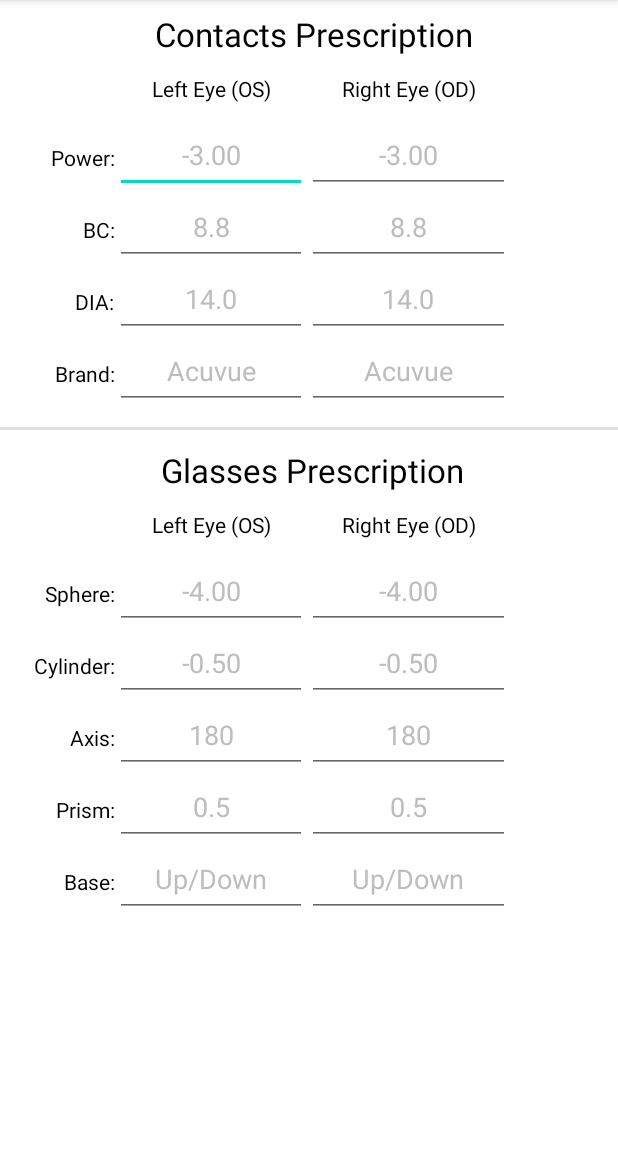
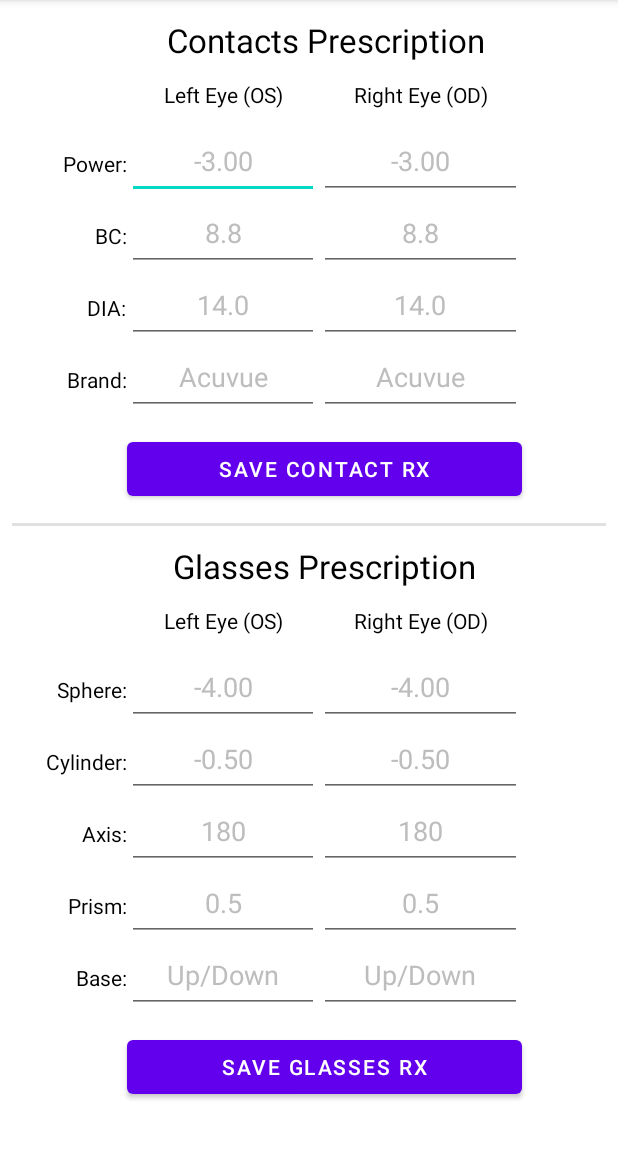
Before and after one commit to biddlecom/ContactLensWearTracker, an Android app: the Prescription screen opened directly, with no data from a screen before it, on a phone screen of 412 x 824 dp, the part 84-1236 px from its top. Run offline under Robolectric (Android 15) with nearby library versions, the phone set to English and light mode, and no system bars.

Commit message:
Start Prescription Activity code
-Add save button to contacts prescription layout.
-Add save button to glasses prescription layout.
-Add strings and dimens for the prescription activity.
-add member variables for the edit texts, save buttons
and the strings that will hold the users prescription
information.
-Begin writing the java code that will get the users
information from the edits texts (contacts or glasses)
and save it into the shared preferences.

```diff
--- a/app/src/main/java/com/danielbiddlecom/contactlensweartracker/Prescription.java
+++ b/app/src/main/java/com/danielbiddlecom/contactlensweartracker/Prescription.java
@@ -1,14 +1,119 @@
 package com.danielbiddlecom.contactlensweartracker;
 
 import androidx.appcompat.app.AppCompatActivity;
+import androidx.appcompat.widget.AppCompatEditText;
 
 import android.os.Bundle;
+import android.view.View;
+import android.widget.Button;
 
 public class Prescription extends AppCompatActivity {
+
+    //Member variables for the contacts and glasses EditTexts and save Buttons.
+    AppCompatEditText mPrescriptionContactsLeftPowerET;
+    AppCompatEditText mPrescriptionContactsRightPowerET;
+    AppCompatEditText mPrescriptionContactsLeftBCET;
+    AppCompatEditText mPrescriptionContactsRightBCET;
+    AppCompatEditText mPrescriptionContactsLeftDiaET;
+    AppCompatEditText mPrescriptionContactsRightDiaET;
+    AppCompatEditText mPrescriptionContactsLeftBrandET;
+    AppCompatEditText mPrescriptionContactsRightBrandET;
+    Button mContactsSaveButton;
+    AppCompatEditText mPrescriptionGlassesLeftSphereET;
+    AppCompatEditText mPrescriptionGlassesRightSphereET;
+    AppCompatEditText mPrescriptionGlassesLeftCylinderET;
+    AppCompatEditText mPrescriptionGlassesRightCylinderET;
+    AppCompatEditText mPrescriptionGlassesLeftAxisET;
+    AppCompatEditText mPrescriptionGlassesRightAxisET;
+    AppCompatEditText mPrescriptionGlassesLeftPrismET;
+    AppCompatEditText mPrescriptionGlassesRightPrismET;
+    AppCompatEditText mPrescriptionGlassesLeftBaseET;
+    AppCompatEditText mPrescriptionGlassesRightBaseET;
+    Button mGlassesSaveButton;
+
+    //Member variables for the strings that will hold the users information from the contacts and
+    //glasses prescriptions edit texts.
+    String mContactLeftPowerString;
+    String mContactRightPowerString;
+    String mContactsLeftBCString;
+    String mContactsRightBCString;
+    String mContactsLeftDiaString;
+    String mContactsRightDiaString;
+    String mContactsLeftBrandString;
+    String mContactsRightBrandString;
+    String mGlassesLeftSphereString;
+    String mGlassesRightSphereString;
+    String mGlassesLeftCylinderString;
+    String mGlassesRightCylinderString;
+    String mGlassesLeftAxisString;
+    String mGlassesRightAxisString;
+    String mGlassesLeftPrismString;
+    String mGlassesRightPrismString;
+    String mGlassesLeftBaseString;
+    String mGlassesRightBaseString;
 
     @Override
     protected void onCreate(Bundle savedInstanceState) {
         super.onCreate(savedInstanceState);
         setContentView(R.layout.activity_prescription);
+
+        //Getting the Contacts EditTexts and Save Button.
+        mPrescriptionContactsLeftPowerET = findViewById(R.id.prescription_contacts_left_power_edit_text);
+        mPrescriptionContactsRightPowerET = findViewById(R.id.prescription_contacts_right_power_edit_text);
+        mPrescriptionContactsLeftBCET = findViewById(R.id.prescription_contacts_left_bc_edit_text);
+        mPrescriptionContactsRightBCET = findViewById(R.id.prescription_contacts_right_bc_edit_text);
+        mPrescriptionContactsLeftDiaET = findViewById(R.id.prescription_contacts_left_dia_edit_text);
+        mPrescriptionContactsRightDiaET = findViewById(R.id.prescription_contacts_right_dia_edit_text);
+        mPrescriptionContactsLeftBrandET = findViewById(R.id.prescription_contacts_left_brand_edit_text);
+        mPrescriptionContactsRightBrandET = findViewById(R.id.prescription_contacts_right_brand_edit_text);
+        mContactsSaveButton = findViewById(R.id.prescription_save_contacts_button);
+        mContactsSaveButton.setOnClickListener(new View.OnClickListener() {
+            @Override
+            public void onClick(View view) {
+                //Calling the method that will get the users contacts prescription information from
+                //the edit texts and save it into the shared preferences.
+                saveContactsPrescription();
+            }
+        });
+
+        //Getting the Glasses EditTexts and Save Button.
+        mPrescriptionGlassesLeftSphereET = findViewById(R.id.prescription_glasses_left_sphere_edit_text);
+        mPrescriptionGlassesRightSphereET = findViewById(R.id.prescription_glasses_right_sphere_edit_text);
+        mPrescriptionGlassesLeftCylinderET = findViewById(R.id.prescription_glasses_left_cylinder_edit_text);
+        mPrescriptionGlassesRightCylinderET = findViewById(R.id.prescription_glasses_right_cylinder_edit_text);
+        mPrescriptionGlassesLeftAxisET = findViewById(R.id.prescription_glasses_left_axis_edit_text);
+        mPrescriptionGlassesRightAxisET = findViewById(R.id.prescription_glasses_right_axis_edit_text);
+        mPrescriptionGlassesLeftPrismET = findViewById(R.id.prescription_glasses_left_prism_edit_text);
+        mPrescriptionGlassesRightPrismET = findViewById(R.id.prescription_glasses_right_prism_edit_text);
+        mPrescriptionGlassesLeftBaseET = findViewById(R.id.prescription_glasses_left_base_edit_text);
+        mPrescriptionGlassesRightBaseET = findViewById(R.id.prescription_glasses_right_base_edit_text);
+        mGlassesSaveButton = findViewById(R.id.prescription_save_glasses_button);
+        mGlassesSaveButton.setOnClickListener(new View.OnClickListener() {
+            @Override
+            public void onClick(View view) {
+                //Calling the method that will get the users glasses prescription information from
+                //the edit texts and save it into the shared preferences.
+                saveGlassesPrescription();
+            }
+        });
+
+    }  //End Of OnCreate
+
+    //This method will get the information from the edit texts and then save it in the shared
+    //preferences.  The user doesn't have to fill in all the empty spaces in order to save their
+    //information.  It will get whatever information the user does input and save that into the
+    //shared preferences.
+    private void saveContactsPrescription(){
+        //TODO: get the contacts info from the edit texts and save it into the shared prefs.
     }
+
+    //This method will get the information from the edit texts and then save it in the shared
+    //preferences.  The user doesn't have to fill in all the empty spaces in order to save their
+    //information.  It will get whatever information the user does input and save that into the
+    //shared preferences.
+    private void saveGlassesPrescription(){
+        //TODO: get the glasses info from the edit texts and save it into the shared prefs.
+    }
+
+
 }
--- a/app/src/main/res/layout/activity_prescription.xml
+++ b/app/src/main/res/layout/activity_prescription.xml
@@ -9,7 +9,10 @@
     <LinearLayout
         android:layout_width="match_parent"
         android:layout_height="wrap_content"
-        android:layout_marginTop="@dimen/prescription_activity_linear_layout_margin_top"
+        android:paddingTop="@dimen/prescription_activity_linear_layout_padding_top"
+        android:paddingStart="@dimen/prescription_activity_linear_layout_padding_left_right"
+        android:paddingEnd="@dimen/prescription_activity_linear_layout_padding_left_right"
+        android:paddingBottom="@dimen/prescription_activity_linear_layout_padding_bottom"
         android:orientation="vertical">
 
         <include
@@ -29,8 +32,7 @@
             android:id="@+id/prescription_glasses_layout"
             layout="@layout/glasses_prescription_layout"
             android:layout_width="match_parent"
-            android:layout_height="wrap_content"
-            android:layout_marginBottom="@dimen/prescription_activity_glasses_bottom_margin" />
+            android:layout_height="wrap_content" />
 
     </LinearLayout>
 
--- a/app/src/main/res/layout/contacts_prescription_layout.xml
+++ b/app/src/main/res/layout/contacts_prescription_layout.xml
@@ -190,4 +190,14 @@
         app:layout_constraintStart_toStartOf="@+id/guideline6"
         app:layout_constraintTop_toBottomOf="@+id/prescription_contacts_right_dia_edit_text" />
 
+    <Button
+        android:id="@+id/prescription_save_contacts_button"
+        android:layout_width="0dp"
+        android:layout_height="wrap_content"
+        android:text="@string/prescription_save_contact_button"
+        android:layout_marginTop="@dimen/prescription_contacts_save_button_margin_top"
+        app:layout_constraintEnd_toStartOf="@+id/guideline7"
+        app:layout_constraintStart_toStartOf="@+id/guideline5"
+        app:layout_constraintTop_toBottomOf="@+id/prescription_contacts_left_brand_edit_text" />
+
 </androidx.constraintlayout.widget.ConstraintLayout>
--- a/app/src/main/res/layout/glasses_prescription_layout.xml
+++ b/app/src/main/res/layout/glasses_prescription_layout.xml
@@ -223,4 +223,14 @@
         app:layout_constraintStart_toStartOf="@+id/guideline2"
         app:layout_constraintTop_toBottomOf="@+id/prescription_glasses_right_prism_edit_text" />
 
+    <Button
+        android:id="@+id/prescription_save_glasses_button"
+        android:layout_width="0dp"
+        android:layout_height="wrap_content"
+        android:text="@string/prescription_save_glasses_button"
+        android:layout_marginTop="@dimen/prescription_glasses_save_button_margin_top"
+        app:layout_constraintEnd_toStartOf="@+id/guideline3"
+        app:layout_constraintStart_toStartOf="@+id/guideline1"
+        app:layout_constraintTop_toBottomOf="@+id/prescription_glasses_left_base_edit_text" />
+
 </androidx.constraintlayout.widget.ConstraintLayout>
--- a/app/src/main/res/values/dimens.xml
+++ b/app/src/main/res/values/dimens.xml
@@ -29,15 +29,18 @@
     <dimen name="credits_credit_heading_margin_bottom">4dp</dimen>
     <dimen name="credits_credit_body_padding_bottom">16dp</dimen>
 
-    <!-- glasses_prescription_layout.xml -->
+    <!-- glasses and contacts prescription layouts -->
     <dimen name="prescription_glasses_title_padding_bottom">12dp</dimen>
     <dimen name="prescription_glasses_left_right_eyes_padding_bottom">12dp</dimen>
     <dimen name="prescription_contacts_title_padding_bottom">12dp</dimen>
     <dimen name="prescription_contacts_left_right_eyes_padding_bottom">12dp</dimen>
-    <dimen name="prescription_activity_linear_layout_margin_top">8dp</dimen>
+    <dimen name="prescription_activity_linear_layout_padding_top">12dp</dimen>
+    <dimen name="prescription_activity_linear_layout_padding_left_right">8dp</dimen>
+    <dimen name="prescription_activity_linear_layout_padding_bottom">12dp</dimen>
     <dimen name="prescription_activity_contacts_bottom_margin">12dp</dimen>
     <dimen name="prescription_activity_divider_bar_bottom_margin">12dp</dimen>
-    <dimen name="prescription_activity_glasses_bottom_margin">12dp</dimen>
+    <dimen name="prescription_contacts_save_button_margin_top">12dp</dimen>
+    <dimen name="prescription_glasses_save_button_margin_top">12dp</dimen>
 
 
 </resources>
--- a/app/src/main/res/values/strings.xml
+++ b/app/src/main/res/values/strings.xml
@@ -59,4 +59,6 @@
     <string name="prescription_dia_hint">14.0</string>
     <string name="prescription_brand_title">Brand:</string>
     <string name="prescription_brand_hint">Acuvue</string>
+    <string name="prescription_save_contact_button">Save Contact RX</string>
+    <string name="prescription_save_glasses_button">Save Glasses RX</string>
 </resources>
```
